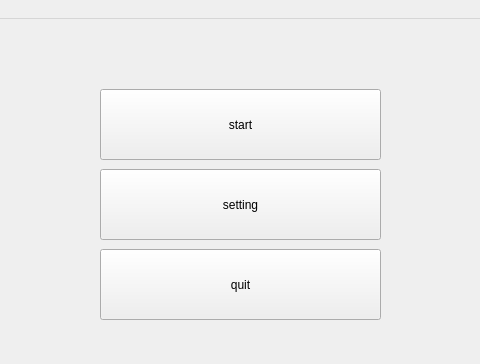
Old version of the form UI/MASTER.ui in the repository mehdisheyxi/rock_paper_game; both pictures show x 140 to 620 and y 0 to 364 of the 800 by 600 pixel window.
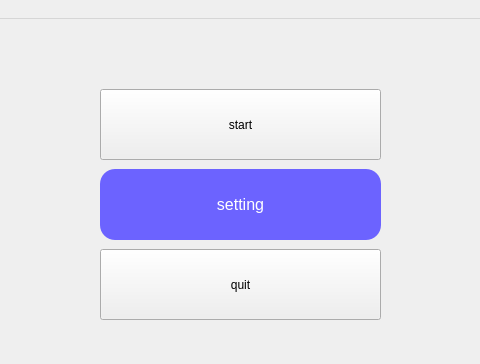
New version of the form.

Patch:
```diff
--- a/UI/MASTER.ui
+++ b/UI/MASTER.ui
@@ -40,7 +40,12 @@
      </rect>
     </property>
     <property name="styleSheet">
-     <string notr="true">font: 16pt &quot;MS Shell Dlg 2&quot;;</string>
+     <string notr="true">        background-color: #6C63FF;
+        color: white;
+        border-radius: 15px;
+        padding: 10px 20px;
+        font-size: 16px;
+    </string>
     </property>
     <property name="text">
      <string>setting</string>
```
